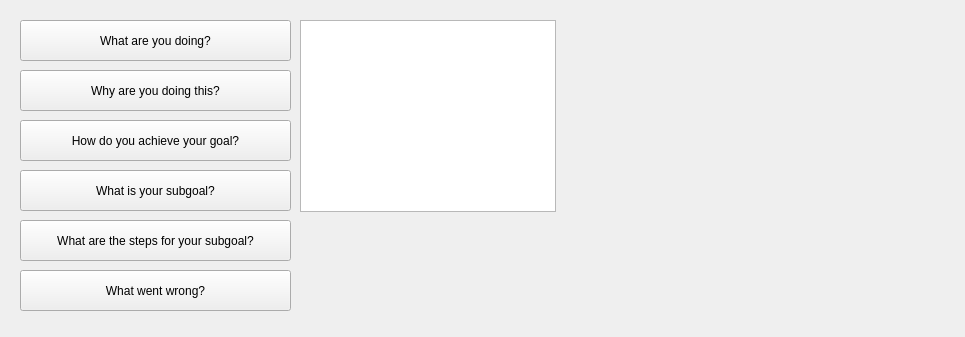
Before: the Qt Designer form rqt_explain_bt/resource/ExplainBTPlugin.ui in tammerb/robot-explanation-BTs, drawn with Qt 5.
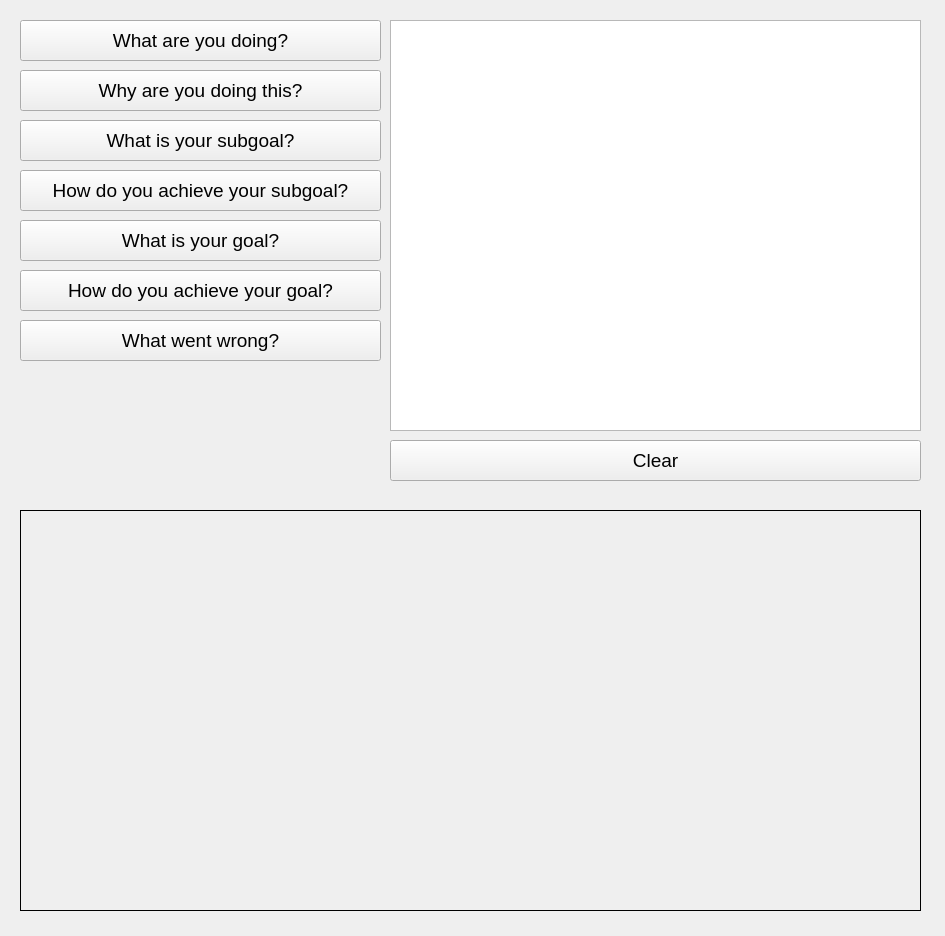
After: the same form once the commit is applied.

```diff
--- a/rqt_explain_bt/resource/ExplainBTPlugin.ui
+++ b/rqt_explain_bt/resource/ExplainBTPlugin.ui
@@ -6,8 +6,8 @@
    <rect>
     <x>0</x>
     <y>0</y>
-    <width>965</width>
-    <height>337</height>
+    <width>945</width>
+    <height>936</height>
    </rect>
   </property>
   <property name="windowTitle">
@@ -18,10 +18,15 @@
     <rect>
      <x>20</x>
      <y>20</y>
-     <width>271</width>
+     <width>361</width>
      <height>41</height>
     </rect>
    </property>
+   <property name="font">
+    <font>
+     <pointsize>14</pointsize>
+    </font>
+   </property>
    <property name="text">
     <string>What are you doing?</string>
    </property>
@@ -29,11 +34,45 @@
   <widget class="QTextBrowser" name="text_browser">
    <property name="geometry">
     <rect>
-     <x>300</x>
+     <x>390</x>
      <y>20</y>
-     <width>256</width>
-     <height>192</height>
+     <width>531</width>
+     <height>411</height>
     </rect>
+   </property>
+   <property name="font">
+    <font>
+     <pointsize>14</pointsize>
+    </font>
+   </property>
+   <property name="html">
+    <string>&lt;!DOCTYPE HTML PUBLIC &quot;-//W3C//DTD HTML 4.0//EN&quot; &quot;http://www.w3.org/TR/REC-html40/strict.dtd&quot;&gt;
+&lt;html&gt;&lt;head&gt;&lt;meta name=&quot;qrichtext&quot; content=&quot;1&quot; /&gt;&lt;style type=&quot;text/css&quot;&gt;
+p, li { white-space: pre-wrap; }
+&lt;/style&gt;&lt;/head&gt;&lt;body style=&quot; font-family:'Sans Serif'; font-size:14pt; font-weight:400; font-style:normal;&quot;&gt;
+&lt;p style=&quot; margin-top:0px; margin-bottom:0px; margin-left:0px; margin-right:0px; -qt-block-indent:0; text-indent:0px;&quot;&gt;&lt;/p&gt;&lt;/body&gt;&lt;/html&gt;</string>
+   </property>
+  </widget>
+  <widget class="QLabel" name="image_label">
+   <property name="geometry">
+    <rect>
+     <x>20</x>
+     <y>510</y>
+     <width>901</width>
+     <height>401</height>
+    </rect>
+   </property>
+   <property name="autoFillBackground">
+    <bool>false</bool>
+   </property>
+   <property name="frameShape">
+    <enum>QFrame::Box</enum>
+   </property>
+   <property name="frameShadow">
+    <enum>QFrame::Plain</enum>
+   </property>
+   <property name="text">
+    <string/>
    </property>
   </widget>
   <widget class="QPushButton" name="button_2">
@@ -41,10 +80,15 @@
     <rect>
      <x>20</x>
      <y>70</y>
-     <width>271</width>
+     <width>361</width>
      <height>41</height>
     </rect>
    </property>
+   <property name="font">
+    <font>
+     <pointsize>14</pointsize>
+    </font>
+   </property>
    <property name="text">
     <string>Why are you doing this?</string>
    </property>
@@ -54,12 +98,17 @@
     <rect>
      <x>20</x>
      <y>120</y>
-     <width>271</width>
+     <width>361</width>
      <height>41</height>
     </rect>
    </property>
+   <property name="font">
+    <font>
+     <pointsize>14</pointsize>
+    </font>
+   </property>
    <property name="text">
-    <string>How do you achieve your goal?</string>
+    <string>What is your subgoal?</string>
    </property>
   </widget>
   <widget class="QPushButton" name="button_4">
@@ -67,12 +116,17 @@
     <rect>
      <x>20</x>
      <y>170</y>
-     <width>271</width>
+     <width>361</width>
      <height>41</height>
     </rect>
    </property>
+   <property name="font">
+    <font>
+     <pointsize>14</pointsize>
+    </font>
+   </property>
    <property name="text">
-    <string>What is your subgoal?</string>
+    <string>How do you achieve your subgoal?</string>
    </property>
   </widget>
   <widget class="QPushButton" name="button_5">
@@ -80,12 +134,17 @@
     <rect>
      <x>20</x>
      <y>220</y>
-     <width>271</width>
+     <width>361</width>
      <height>41</height>
     </rect>
    </property>
+   <property name="font">
+    <font>
+     <pointsize>14</pointsize>
+    </font>
+   </property>
    <property name="text">
-    <string>What are the steps for your subgoal?</string>
+    <string>What is your goal?</string>
    </property>
   </widget>
   <widget class="QPushButton" name="button_6">
@@ -93,25 +152,53 @@
     <rect>
      <x>20</x>
      <y>270</y>
-     <width>271</width>
+     <width>361</width>
      <height>41</height>
     </rect>
+   </property>
+   <property name="font">
+    <font>
+     <pointsize>14</pointsize>
+    </font>
+   </property>
+   <property name="text">
+    <string>How do you achieve your goal?</string>
+   </property>
+  </widget>
+  <widget class="QPushButton" name="button_7">
+   <property name="geometry">
+    <rect>
+     <x>20</x>
+     <y>320</y>
+     <width>361</width>
+     <height>41</height>
+    </rect>
+   </property>
+   <property name="font">
+    <font>
+     <pointsize>14</pointsize>
+    </font>
    </property>
    <property name="text">
     <string>What went wrong?</string>
    </property>
   </widget>
-  <widget class="QLabel" name="image_label">
+  <widget class="QPushButton" name="button_clear">
    <property name="geometry">
     <rect>
-     <x>580</x>
-     <y>20</y>
-     <width>331</width>
-     <height>301</height>
+     <x>390</x>
+     <y>440</y>
+     <width>531</width>
+     <height>41</height>
     </rect>
    </property>
+   <property name="font">
+    <font>
+     <pointsize>14</pointsize>
+    </font>
+   </property>
    <property name="text">
-    <string/>
+    <string>Clear</string>
    </property>
   </widget>
  </widget>
```
Left out of the diff: 19 changed lines with no effect on the pictures.
